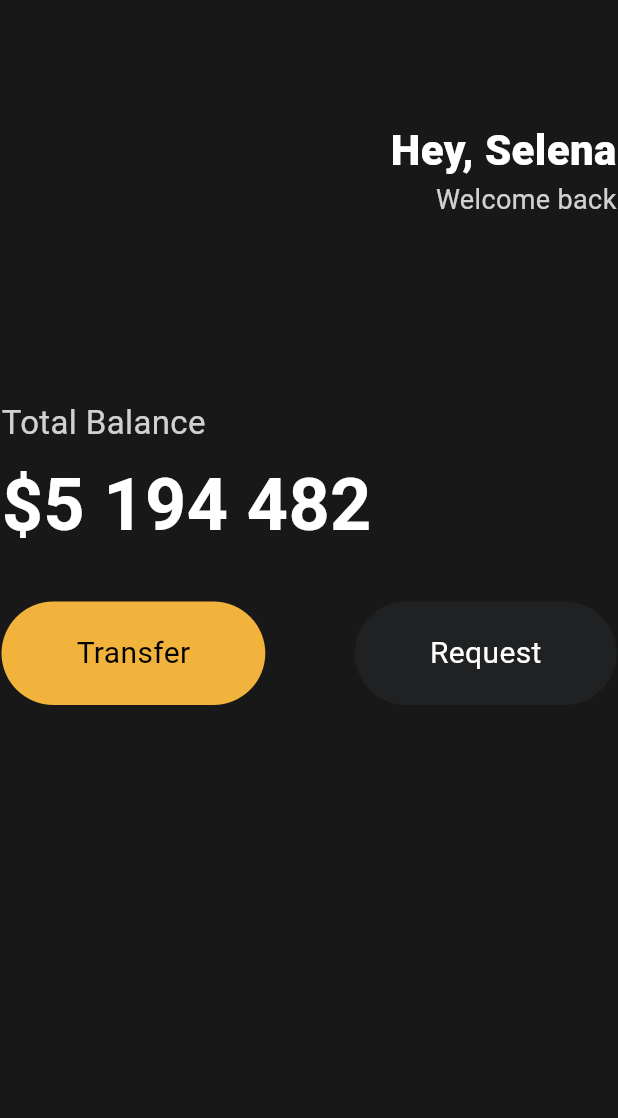
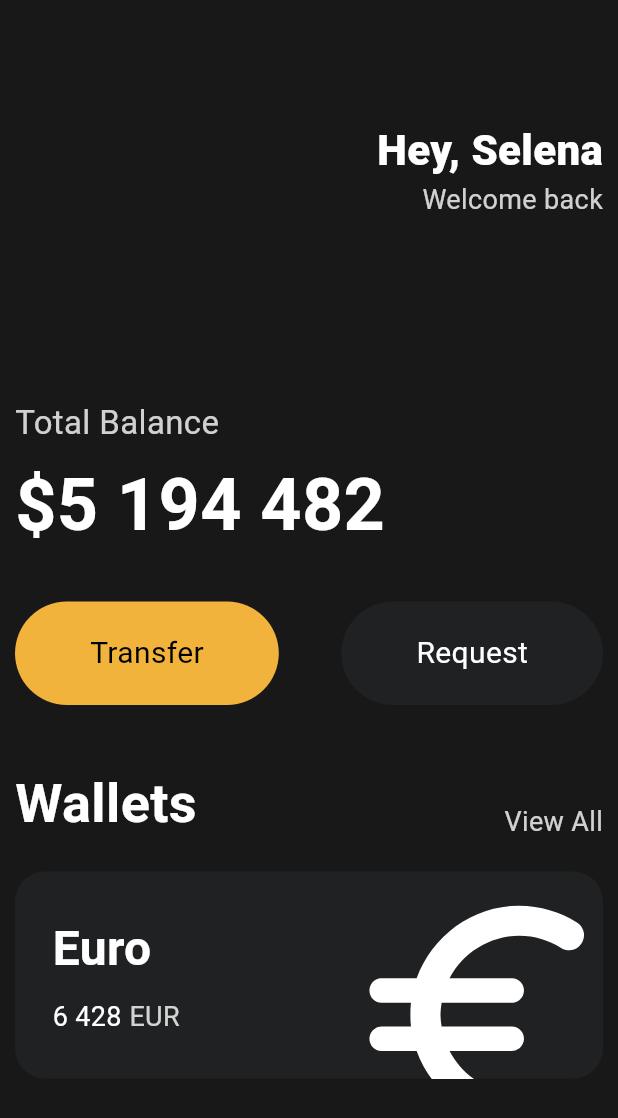
Before and after one commit to janghos/flutter_webtoon, a Flutter app: the screen it shows after launch, on a phone screen of 412 x 824 dp. Shown: the top 1118 px of the screen. Run offline on Flutter 3.47's test engine with Material 3 defaults, Android fonts, the phone set to English and light mode, and no system bars.

Commit message:
[feat] ui 작업 wallet 카드 컴포넌트

```diff
--- a/lib/main.dart
+++ b/lib/main.dart
@@ -27,7 +27,7 @@ class App extends StatelessWidget {
         home: Scaffold(
       backgroundColor: const Color(0xFF181818),
       body: Padding(
-          padding: const EdgeInsets.symmetric(horizontal: 1),
+          padding: const EdgeInsets.symmetric(horizontal: 10),
           child: Column(
             crossAxisAlignment: CrossAxisAlignment.start,
             children: [
@@ -88,7 +88,93 @@ class App extends StatelessWidget {
                       bgColor: Color(0xFF1F2123),
                       textColor: Colors.white),
                 ],
-              )
+              ),
+              const Row(
+                children: [SizedBox(height: 40)],
+              ),
+              Row(
+                mainAxisAlignment: MainAxisAlignment.spaceBetween,
+                crossAxisAlignment: CrossAxisAlignment.end,
+                children: [
+                  const Text(
+                    'Wallets',
+                    style: TextStyle(
+                        color: Colors.white,
+                        fontSize: 36,
+                        fontWeight: FontWeight.w600),
+                  ),
+                  Text(
+                    'View All',
+                    style: TextStyle(
+                        color: Colors.white.withOpacity(0.8), fontSize: 18),
+                  ),
+                ],
+              ),
+              const SizedBox(height: 20),
+              Container(
+                  clipBehavior: Clip.hardEdge,
+                  decoration: BoxDecoration(
+                    color: const Color(0xFF1F2123),
+                    borderRadius: BorderRadius.circular(20),
+                  ),
+                  child: Padding(
+                    padding: const EdgeInsets.all(25),
+                    child: Row(
+                      mainAxisAlignment: MainAxisAlignment.spaceBetween,
+                      children: [
+                        Column(
+                          crossAxisAlignment: CrossAxisAlignment.start,
+                          children: [
+                            const Text(
+                              'Euro',
+                              style: TextStyle(
+                                color: Colors.white,
+                                fontSize: 32,
+                                fontWeight: FontWeight.w600,
+                              ),
+                            ),
+                            const SizedBox(
+                              height: 10,
+                            ),
+                            Row(
+                              children: [
+                                const Text(
+                                  '6 428',
+                                  style: TextStyle(
+                                    color: Colors.white,
+                                    fontSize: 18,
+                                  ),
+                                ),
+                                const SizedBox(
+                                  width: 5,
+                                ),
+                                Text(
+                                  'EUR',
+                                  style: TextStyle(
+                                    color: Colors.white.withOpacity(
+                                      0.8,
+                                    ),
+                                    fontSize: 18,
+                                  ),
+                                ),
+                              ],
+                            )
+                          ],
+                        ),
+                        Transform.scale(
+                          scale: 2.2,
+                          child: Transform.translate(
+                            offset: const Offset(-5, 12),
+                            child: const Icon(
+                              Icons.euro_rounded,
+                              color: Colors.white,
+                              size: 88,
+                            ),
+                          ),
+                        )
+                      ],
+                    ),
+                  ))
             ],
           )),
     ));
```
